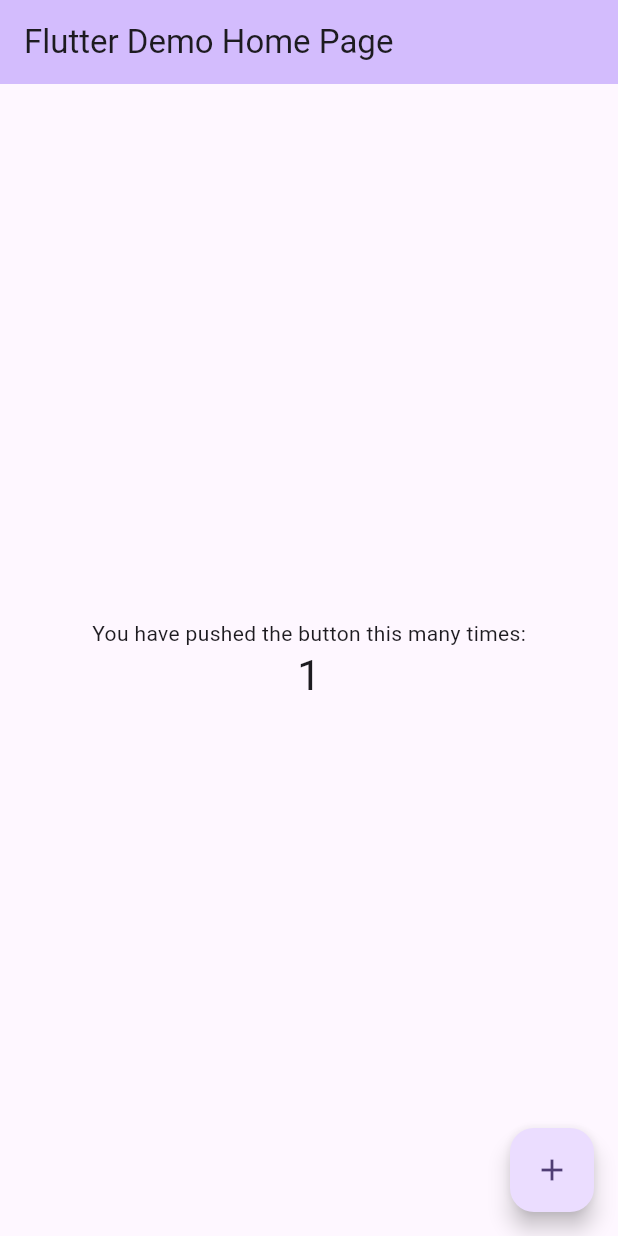
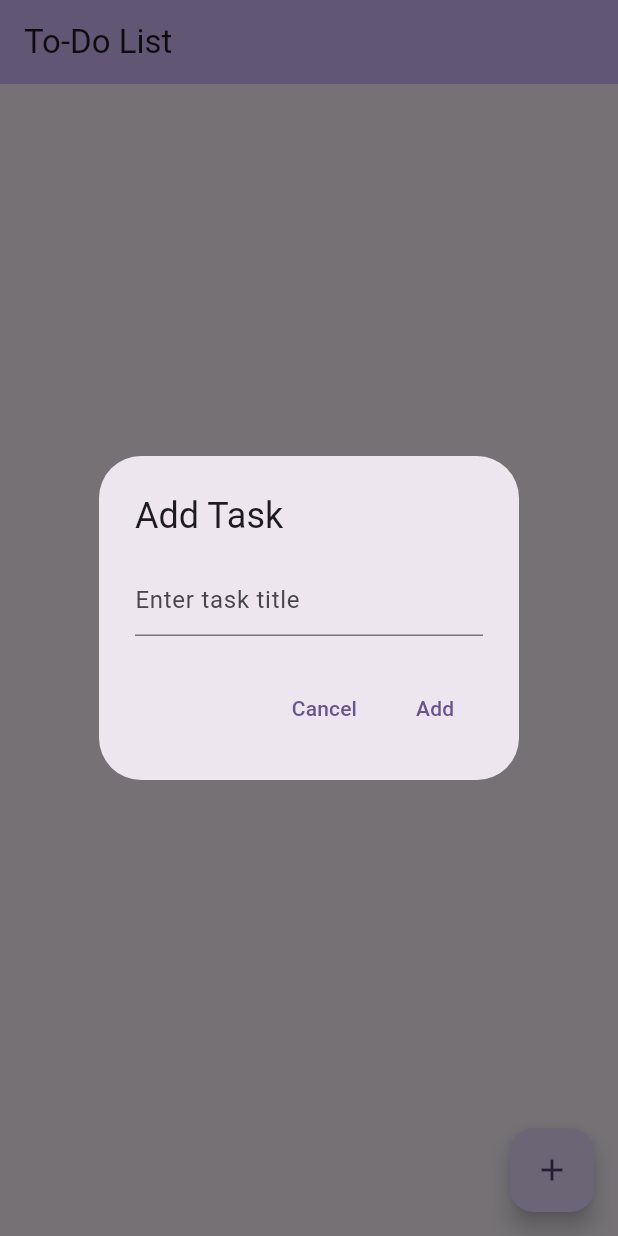
Before and after one commit to GHDBASHEN/To-Do-List-App-by-Flutter, a Flutter app: the screen it shows after launch, after a tap on the "add" icon, on a phone screen of 412 x 824 dp. Run offline on Flutter 3.47's test engine with Material 3 defaults, Android fonts, the phone set to English and light mode, and no system bars.

Commit message:
🖥️ Done

```diff
--- a/todo_list_app/lib/main.dart
+++ b/todo_list_app/lib/main.dart
@@ -7,119 +7,111 @@ void main() {
 class MyApp extends StatelessWidget {
   const MyApp({super.key});
 
-  // This widget is the root of your application.
   @override
   Widget build(BuildContext context) {
     return MaterialApp(
-      title: 'Flutter Demo',
+      title: 'To-Do List App',
       theme: ThemeData(
-        // This is the theme of your application.
-        //
-        // TRY THIS: Try running your application with "flutter run". You'll see
-        // the application has a purple toolbar. Then, without quitting the app,
-        // try changing the seedColor in the colorScheme below to Colors.green
-        // and then invoke "hot reload" (save your changes or press the "hot
-        // reload" button in a Flutter-supported IDE, or press "r" if you used
-        // the command line to start the app).
-        //
-        // Notice that the counter didn't reset back to zero; the application
-        // state is not lost during the reload. To reset the state, use hot
-        // restart instead.
-        //
-        // This works for code too, not just values: Most code changes can be
-        // tested with just a hot reload.
         colorScheme: ColorScheme.fromSeed(seedColor: Colors.deepPurple),
         useMaterial3: true,
       ),
-      home: const MyHomePage(title: 'Flutter Demo Home Page'),
+      home: const ToDoListPage(),
     );
   }
 }
 
-class MyHomePage extends StatefulWidget {
-  const MyHomePage({super.key, required this.title});
-
-  // This widget is the home page of your application. It is stateful, meaning
-  // that it has a State object (defined below) that contains fields that affect
-  // how it looks.
-
-  // This class is the configuration for the state. It holds the values (in this
-  // case the title) provided by the parent (in this case the App widget) and
-  // used by the build method of the State. Fields in a Widget subclass are
-  // always marked "final".
-
-  final String title;
+class ToDoListPage extends StatefulWidget {
+  const ToDoListPage({super.key});
 
   @override
-  State<MyHomePage> createState() => _MyHomePageState();
+  State<ToDoListPage> createState() => _ToDoListPageState();
 }
 
-class _MyHomePageState extends State<MyHomePage> {
-  int _counter = 0;
+class _ToDoListPageState extends State<ToDoListPage> {
+  final List<Map<String, dynamic>> _tasks = [];
+  final TextEditingController _taskController = TextEditingController();
 
-  void _incrementCounter() {
+  void _addTask(String task) {
     setState(() {
-      // This call to setState tells the Flutter framework that something has
-      // changed in this State, which causes it to rerun the build method below
-      // so that the display can reflect the updated values. If we changed
-      // _counter without calling setState(), then the build method would not be
-      // called again, and so nothing would appear to happen.
-      _counter++;
+      _tasks.add({'title': task, 'completed': false});
+    });
+    _taskController.clear();
+  }
+
+  void _toggleTaskCompletion(int index) {
+    setState(() {
+      _tasks[index]['completed'] = !_tasks[index]['completed'];
+    });
+  }
+
+  void _deleteTask(int index) {
+    setState(() {
+      _tasks.removeAt(index);
     });
   }
 
   @override
   Widget build(BuildContext context) {
-    // This method is rerun every time setState is called, for instance as done
-    // by the _incrementCounter method above.
-    //
-    // The Flutter framework has been optimized to make rerunning build methods
-    // fast, so that you can just rebuild anything that needs updating rather
-    // than having to individually change instances of widgets.
     return Scaffold(
       appBar: AppBar(
-        // TRY THIS: Try changing the color here to a specific color (to
-        // Colors.amber, perhaps?) and trigger a hot reload to see the AppBar
-        // change color while the other colors stay the same.
+        title: const Text('To-Do List'),
         backgroundColor: Theme.of(context).colorScheme.inversePrimary,
-        // Here we take the value from the MyHomePage object that was created by
-        // the App.build method, and use it to set our appbar title.
-        title: Text(widget.title),
       ),
-      body: Center(
-        // Center is a layout widget. It takes a single child and positions it
-        // in the middle of the parent.
-        child: Column(
-          // Column is also a layout widget. It takes a list of children and
-          // arranges them vertically. By default, it sizes itself to fit its
-          // children horizontally, and tries to be as tall as its parent.
-          //
-          // Column has various properties to control how it sizes itself and
-          // how it positions its children. Here we use mainAxisAlignment to
-          // center the children vertically; the main axis here is the vertical
-          // axis because Columns are vertical (the cross axis would be
-          // horizontal).
-          //
-          // TRY THIS: Invoke "debug painting" (choose the "Toggle Debug Paint"
-          // action in the IDE, or press "p" in the console), to see the
-          // wireframe for each widget.
-          mainAxisAlignment: MainAxisAlignment.center,
-          children: <Widget>[
-            const Text(
-              'You have pushed the button this many times:',
+      body: ListView.builder(
+        itemCount: _tasks.length,
+        itemBuilder: (context, index) {
+          final task = _tasks[index];
+          return ListTile(
+            leading: Checkbox(
+              value: task['completed'],
+              onChanged: (value) => _toggleTaskCompletion(index),
             ),
-            Text(
-              '$_counter',
-              style: Theme.of(context).textTheme.headlineMedium,
+            title: Text(
+              task['title'],
+              style: TextStyle(
+                decoration: task['completed']
+                    ? TextDecoration.lineThrough
+                    : TextDecoration.none,
+              ),
             ),
-          ],
-        ),
+            trailing: IconButton(
+              icon: const Icon(Icons.delete, color: Colors.red),
+              onPressed: () => _deleteTask(index),
+            ),
+          );
+        },
       ),
       floatingActionButton: FloatingActionButton(
-        onPressed: _incrementCounter,
-        tooltip: 'Increment',
+        onPressed: () => showDialog(
+          context: context,
+          builder: (context) => AlertDialog(
+            title: const Text('Add Task'),
+            content: TextField(
+              controller: _taskController,
+              decoration: const InputDecoration(hintText: 'Enter task title'),
+            ),
+            actions: [
+              TextButton(
+                onPressed: () {
+                  Navigator.of(context).pop();
+                },
+                child: const Text('Cancel'),
+              ),
+              TextButton(
+                onPressed: () {
+                  if (_taskController.text.trim().isNotEmpty) {
+                    _addTask(_taskController.text.trim());
+                    Navigator.of(context).pop();
+                  }
+                },
+                child: const Text('Add'),
+              ),
+            ],
+          ),
+        ),
+        tooltip: 'Add Task',
         child: const Icon(Icons.add),
-      ), // This trailing comma makes auto-formatting nicer for build methods.
+      ),
     );
   }
 }
```
